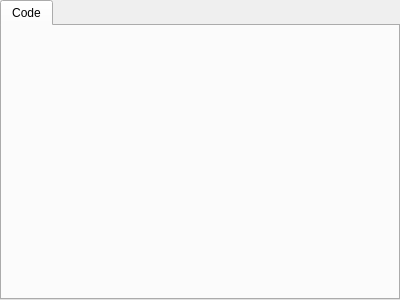
Before: the Qt Designer form apps/codeGenerator/mainwindow.ui in assignonward/aosuite, drawn with Qt 5.
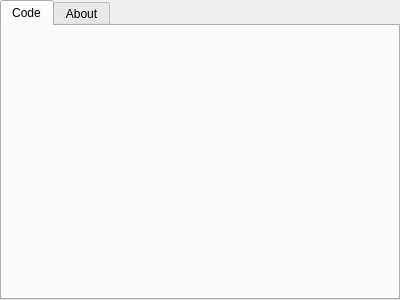
After: the same form once the commit is applied. Icons and pictures are not drawn.

Commit message: add about form to other apps

```diff
--- a/apps/codeGenerator/mainwindow.ui
+++ b/apps/codeGenerator/mainwindow.ui
@@ -41,6 +41,11 @@
         <string>Code</string>
        </attribute>
       </widget>
+      <widget class="QWidget" name="aboutTab">
+       <attribute name="title">
+        <string>About</string>
+       </attribute>
+      </widget>
      </widget>
     </item>
    </layout>
```
The commit also changes 3 other files.
